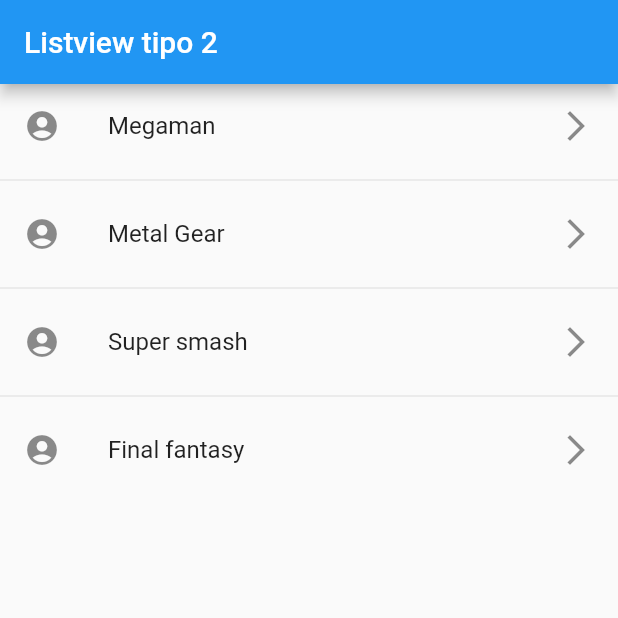
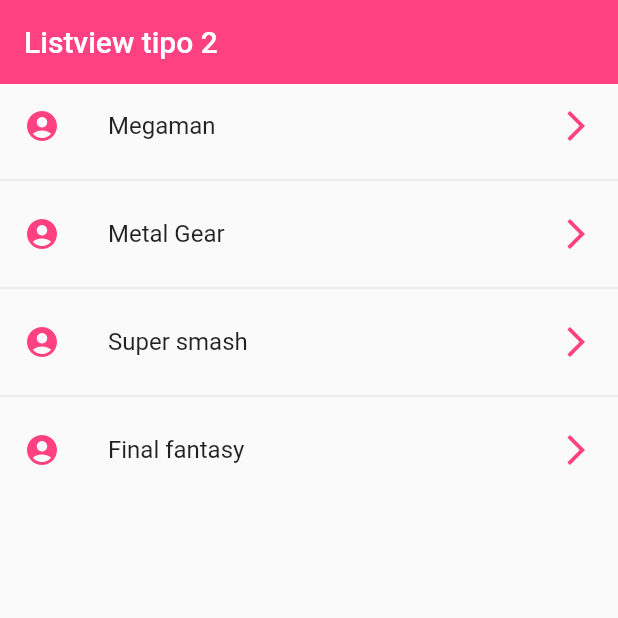
Before and after one commit to Tikiva/Flutter_components, a Flutter app: the screen it shows after launch, on a phone screen of 412 x 824 dp, the top half of it. Run offline on Flutter 3.47's test engine with Material 2 defaults, Android fonts, the phone set to English and light mode, and no system bars.

Commit message:
FLUTTER-Components 0004 Cambia color del tela de la aplicacion

```diff
--- a/lib/screens/listview2_screen.dart
+++ b/lib/screens/listview2_screen.dart
@@ -11,13 +11,19 @@ class Listview2Screen extends StatelessWidget {
     return  Scaffold(
       appBar: AppBar(
         title:  const Text('Listview tipo 2'),
+        elevation: 0,
+        backgroundColor: Colors.pinkAccent,
       ),
       body: ListView.separated(
         itemCount: options.length,
         itemBuilder: (context,item)=> ListTile(
-          leading: const Icon(Icons.account_circle),
+          leading: const Icon(Icons.account_circle,color:Colors.pinkAccent),
           title: Text(options[item]),
-          trailing: const Icon(Icons.arrow_forward_ios_outlined),
+          trailing: const Icon(Icons.arrow_forward_ios_outlined,color: Colors.pinkAccent,),
+          onTap: (){
+            final game=options[item];
+            print(game);
+          },
           ),
 
         separatorBuilder: (_,__)=> const Divider(),
```
